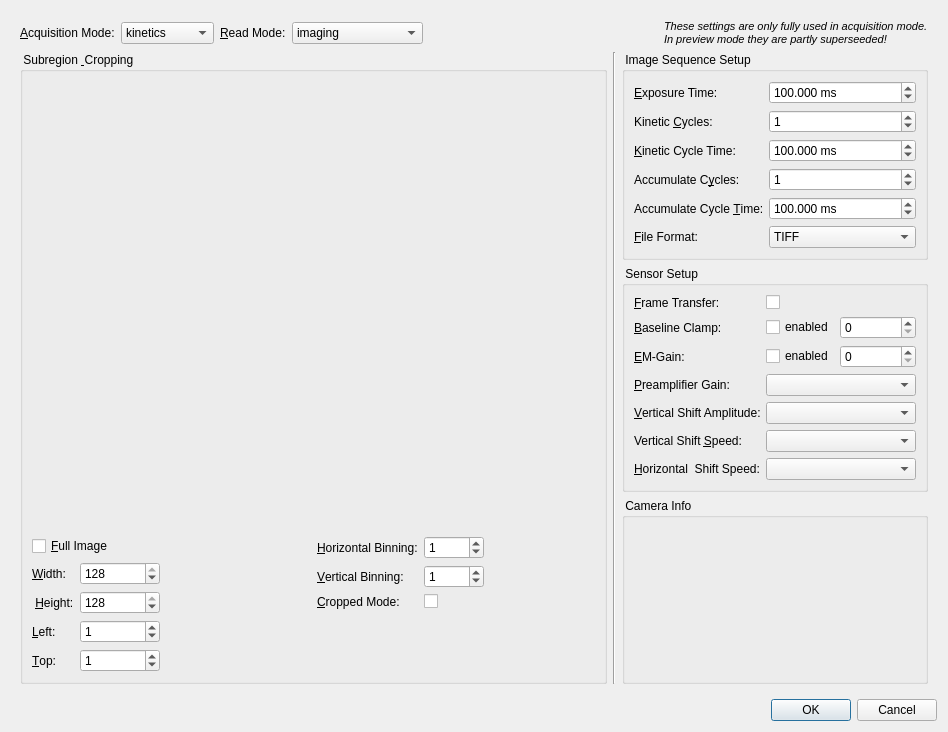
Old version of the form plugins/cam_andor/andorsettingsdialog.ui in the repository jkriege2/QuickFit3.
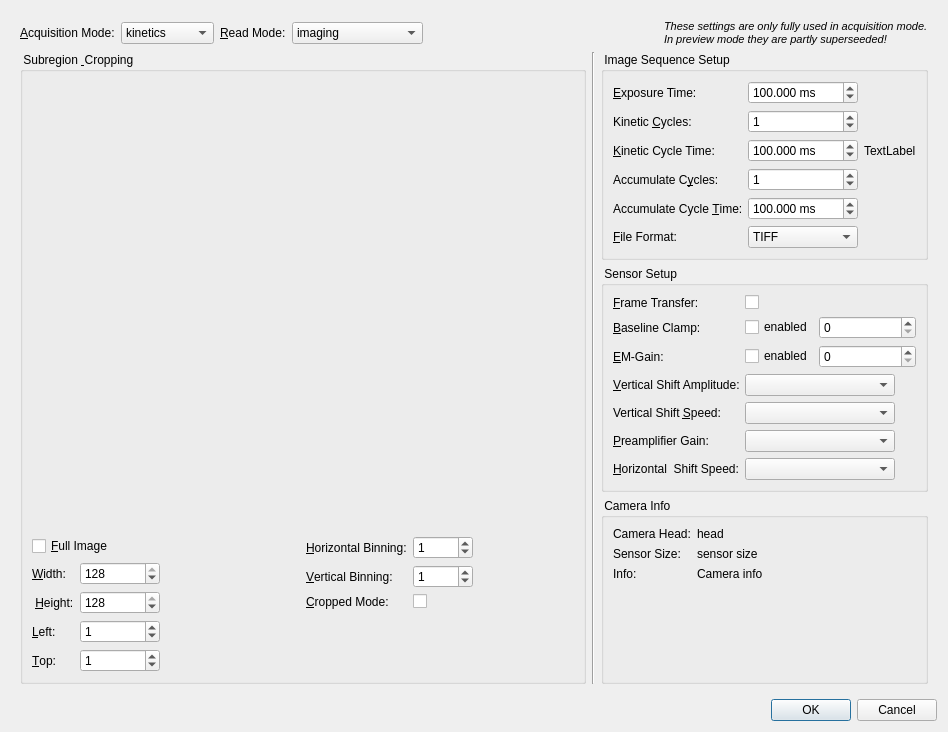
New version of the form. Icons and pictures are not drawn. Custom widgets are drawn as their Qt base class.

The edit to the form file:
```diff
--- a/plugins/cam_andor/andorsettingsdialog.ui
+++ b/plugins/cam_andor/andorsettingsdialog.ui
@@ -317,7 +317,7 @@
         <property name="flat">
          <bool>true</bool>
         </property>
-        <layout class="QFormLayout" name="formLayout">
+        <layout class="QGridLayout" name="gridLayout_3">
          <item row="0" column="0">
           <widget class="QLabel" name="label_3">
            <property name="text">
@@ -473,6 +473,20 @@
            </item>
           </widget>
          </item>
+         <item row="4" column="2">
+          <widget class="QLabel" name="labAccumulateCycleRate">
+           <property name="text">
+            <string/>
+           </property>
+          </widget>
+         </item>
+         <item row="2" column="2">
+          <widget class="QLabel" name="labKineticCycleRate">
+           <property name="text">
+            <string>TextLabel</string>
+           </property>
+          </widget>
+         </item>
         </layout>
        </widget>
       </item>
@@ -576,32 +590,6 @@
            </item>
           </layout>
          </item>
-         <item row="3" column="0">
-          <widget class="QLabel" name="label_11">
-           <property name="text">
-            <string>&amp;Preamplifier Gain:</string>
-           </property>
-           <property name="buddy">
-            <cstring>cmbPreampGain</cstring>
-           </property>
-          </widget>
-         </item>
-         <item row="3" column="1">
-          <widget class="QComboBox" name="cmbPreampGain">
-           <property name="minimumSize">
-            <size>
-             <width>150</width>
-             <height>0</height>
-            </size>
-           </property>
-           <property name="maximumSize">
-            <size>
-             <width>150</width>
-             <height>16777215</height>
-            </size>
-           </property>
-          </widget>
-         </item>
          <item row="4" column="0">
           <widget class="QLabel" name="label_12">
            <property name="text">
@@ -642,7 +630,7 @@
            </property>
           </widget>
          </item>
-         <item row="6" column="0">
+         <item row="7" column="0">
           <widget class="QLabel" name="label_14">
            <property name="text">
             <string>&amp;Horizontal  Shift Speed:</string>
@@ -652,7 +640,7 @@
            </property>
           </widget>
          </item>
-         <item row="6" column="1">
+         <item row="7" column="1">
           <widget class="QComboBox" name="cmbHorizontalShiftSpeed">
            <property name="maximumSize">
             <size>
@@ -662,6 +650,32 @@
            </property>
           </widget>
          </item>
+         <item row="6" column="1">
+          <widget class="QComboBox" name="cmbPreampGain">
+           <property name="minimumSize">
+            <size>
+             <width>150</width>
+             <height>0</height>
+            </size>
+           </property>
+           <property name="maximumSize">
+            <size>
+             <width>150</width>
+             <height>16777215</height>
+            </size>
+           </property>
+          </widget>
+         </item>
+         <item row="6" column="0">
+          <widget class="QLabel" name="label_11">
+           <property name="text">
+            <string>&amp;Preamplifier Gain:</string>
+           </property>
+           <property name="buddy">
+            <cstring>cmbPreampGain</cstring>
+           </property>
+          </widget>
+         </item>
         </layout>
        </widget>
       </item>
@@ -673,11 +687,24 @@
         <property name="flat">
          <bool>true</bool>
         </property>
-        <layout class="QHBoxLayout" name="horizontalLayout_2">
-         <item>
+        <layout class="QFormLayout" name="formLayout">
+         <property name="fieldGrowthPolicy">
+          <enum>QFormLayout::AllNonFixedFieldsGrow</enum>
+         </property>
+         <item row="2" column="0">
+          <widget class="QLabel" name="label_24">
+           <property name="text">
+            <string>Info:</string>
+           </property>
+           <property name="alignment">
+            <set>Qt::AlignLeading|Qt::AlignLeft|Qt::AlignTop</set>
+           </property>
+          </widget>
+         </item>
+         <item row="2" column="1">
           <widget class="QLabel" name="labCameraInfo">
            <property name="text">
-            <string/>
+            <string>Camera info</string>
            </property>
            <property name="alignment">
             <set>Qt::AlignLeading|Qt::AlignLeft|Qt::AlignTop</set>
@@ -687,6 +714,34 @@
            </property>
           </widget>
          </item>
+         <item row="0" column="0">
+          <widget class="QLabel" name="label_25">
+           <property name="text">
+            <string>Camera Head:</string>
+           </property>
+          </widget>
+         </item>
+         <item row="0" column="1">
+          <widget class="QLabel" name="labCameraHead">
+           <property name="text">
+            <string>head</string>
+           </property>
+          </widget>
+         </item>
+         <item row="1" column="0">
+          <widget class="QLabel" name="label_26">
+           <property name="text">
+            <string>Sensor Size:</string>
+           </property>
+          </widget>
+         </item>
+         <item row="1" column="1">
+          <widget class="QLabel" name="labSensorSize">
+           <property name="text">
+            <string>sensor size</string>
+           </property>
+          </widget>
+         </item>
         </layout>
        </widget>
       </item>
```
Left out of the diff: 1 changed line with no effect on the pictures.
